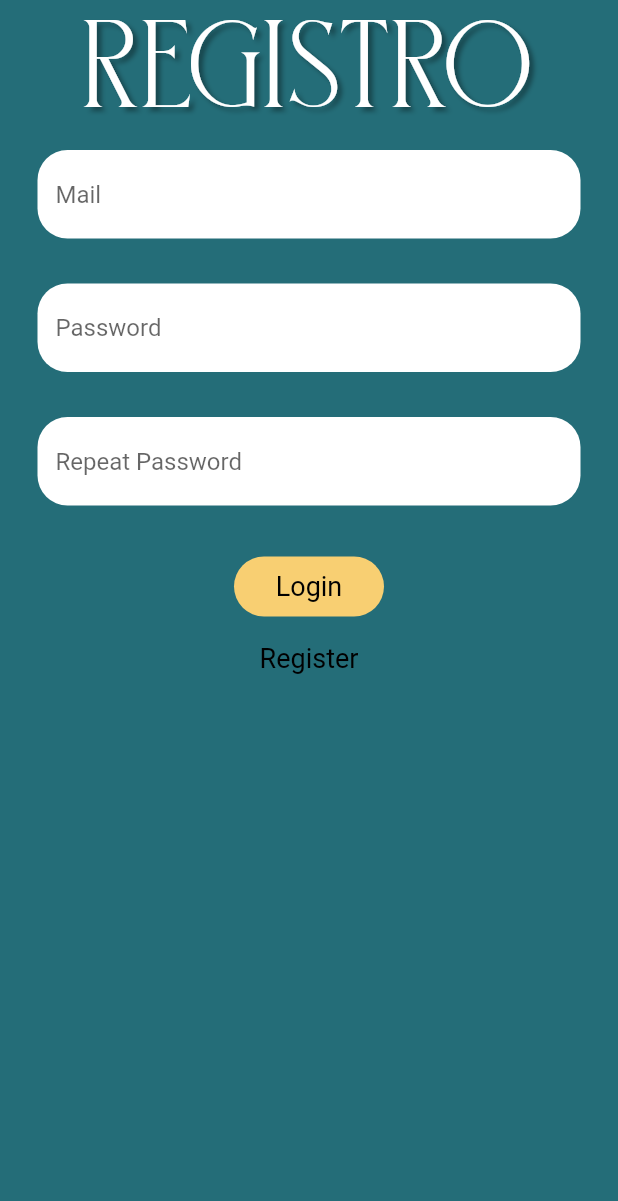
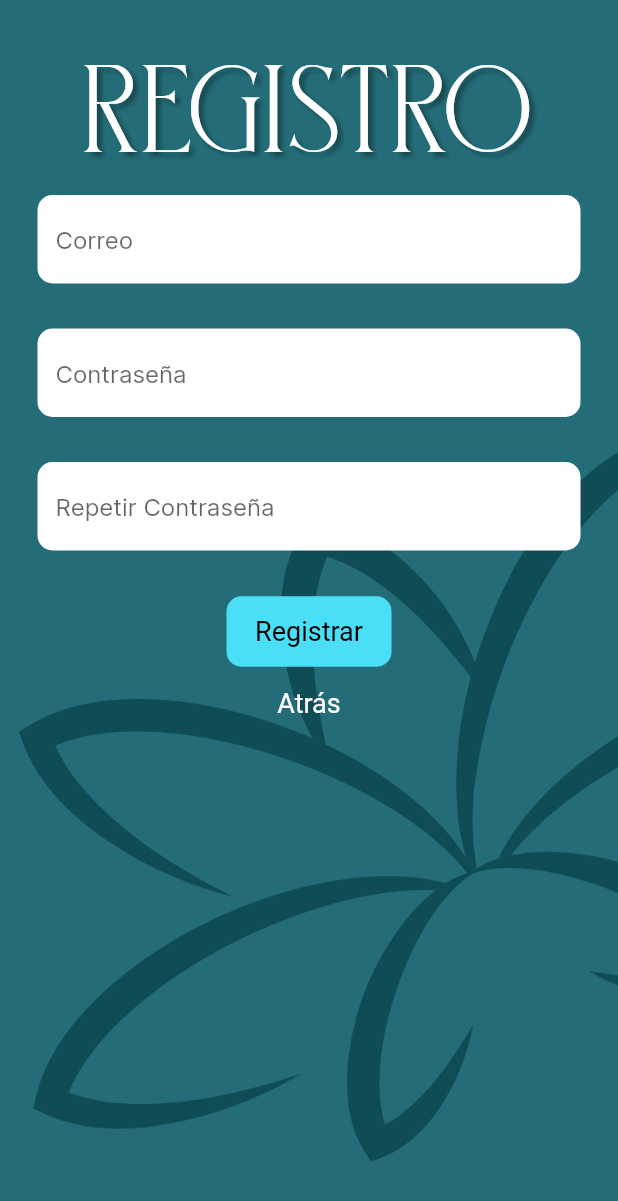
Before and after one commit to JeezLuis/vitalis_mobile, a Flutter app: the screen it shows after launch, after a tap on "REGISTRARSE", on a phone screen of 412 x 824 dp. Shown: the top 1201 px of the screen. Run offline on Flutter 3.47's test engine with Material 2 defaults, Android fonts, the phone set to English and light mode, and no system bars; our stand-ins replace convert, quickalert.

```diff
--- a/lib/main.dart
+++ b/lib/main.dart
@@ -18,8 +18,8 @@ class MyApp extends StatelessWidget {
     return MaterialApp(
       title: 'Flutter Demo',
       theme: ThemeData(
-
         primarySwatch: Colors.blue,
+        fontFamily: 'Inter'
       ),
       home: const MyHomePage(title: 'Flutter Demo Home Page'),
     );
--- a/lib/register.dart
+++ b/lib/register.dart
@@ -23,13 +23,24 @@ class _RegisterInterfaceState extends State<RegisterInterface> {
   Widget build(BuildContext context) {
     return Scaffold(
         backgroundColor: HexColor('246D78'),
-      body: SafeArea(
+        body:
+        Stack(
+          children: [
+            Positioned(
+              width: MediaQuery.of(context).size.width,
+              top: MediaQuery.of(context).size.height*0.25,
+              child: const Image(
+                image: AssetImage("assets/img/background/logobg.png"),
+              ),
+            ),
+            SafeArea(
                 child: Padding(
                   padding: const EdgeInsets.fromLTRB(25,0,25,0),
                   child: Container(
                     alignment: Alignment.topCenter,
                     child: Column(
                       children: [
+                        const Padding(padding: EdgeInsets.fromLTRB(0,30,0,0)),
                         const Text("registro",
                             style: TextStyle(
                                 fontFamily: 'GLORIOUS',
@@ -44,10 +55,10 @@ class _RegisterInterfaceState extends State<RegisterInterface> {
                               filled: true,
                               fillColor: Colors.white,
                               border: OutlineInputBorder(
-                          borderRadius: BorderRadius.circular(20),
+                                borderRadius: BorderRadius.circular(10),
                                 borderSide: BorderSide.none,
                               ),
-                        hintText: 'Mail'
+                              hintText: 'Correo'
                           ),
                         ),
                         const Padding(padding: EdgeInsets.fromLTRB(0,30,0,0)),
@@ -60,10 +71,10 @@ class _RegisterInterfaceState extends State<RegisterInterface> {
                                 filled: true,
                                 fillColor: Colors.white,
                                 border: OutlineInputBorder(
-                            borderRadius: BorderRadius.circular(20),
+                                  borderRadius: BorderRadius.circular(10),
                                   borderSide: BorderSide.none,
                                 ),
-                          hintText: 'Password'
+                                hintText: 'Contraseña'
                             )
                         ),
                         const Padding(padding: EdgeInsets.fromLTRB(0,30,0,0)),
@@ -76,45 +87,46 @@ class _RegisterInterfaceState extends State<RegisterInterface> {
                                 filled: true,
                                 fillColor: Colors.white,
                                 border: OutlineInputBorder(
-                            borderRadius: BorderRadius.circular(20),
+                                  borderRadius: BorderRadius.circular(10),
                                   borderSide: BorderSide.none,
                                 ),
-                          hintText: 'Repeat Password'
+                                hintText: 'Repetir Contraseña'
                             )
                         ),
                         const Padding(padding: EdgeInsets.fromLTRB(0,30,0,0)),
                         ElevatedButton(
                           style: ElevatedButton.styleFrom(
-                    backgroundColor: HexColor("F8CF72"),
+                            backgroundColor: HexColor("4ADFF7"),
                             foregroundColor: Colors.black,
                             textStyle: const TextStyle(fontSize: 18),
-                    fixedSize: const Size(100, 40),
+                            fixedSize: const Size(110, 47),
                             shape: RoundedRectangleBorder(
-                      borderRadius: BorderRadius.circular(20),
+                              borderRadius: BorderRadius.circular(10),
                             ),
                             elevation: 0,
                           ),
                           onPressed: () => registerUser(),
-                  child: const Text("Login"),
+                          child: const Text("Registrar"),
                         ),
                         //Register Button
                         TextButton(
                           style: TextButton.styleFrom(
                             textStyle: const TextStyle(fontSize: 18),
-                    foregroundColor: Colors.black,
+                            foregroundColor: Colors.white,
                           ),
                           onPressed: () {
                             emailController.text = '';
                             passController.text = '';
-                    reppassController.text = '';
                             Navigator.pop(context);
                           },
-                  child: const Text("Register"),
+                          child: const Text("Atrás"),
                         ),
                       ],
                     ),
                   ),
                 )
+            ),
+          ],
         )
     );
   }
--- a/pubspec.yaml
+++ b/pubspec.yaml
@@ -37,6 +37,9 @@ dependencies:
   # Use with the CupertinoIcons class for iOS style icons.
   cupertino_icons: ^1.0.2
   quickalert: ^1.0.1
+  http: ^0.13.5
+  convert: ^3.1.1
+  crypto: ^3.0.2
 
 dev_dependencies:
   flutter_test:
```
Also changed, not shown: lib/Model/Patient.dart (added, +40 -0 lines), lib/login.dart (+35 -10 lines), lib/network.dart (added, +29 -0 lines), lib/utils.dart (+14 -1 lines), assets/img/background/logobg.png (added), assets/img/background/logregbg.png (deleted), pubspec.lock. Lines whose indentation alone changed are shown as unchanged.
